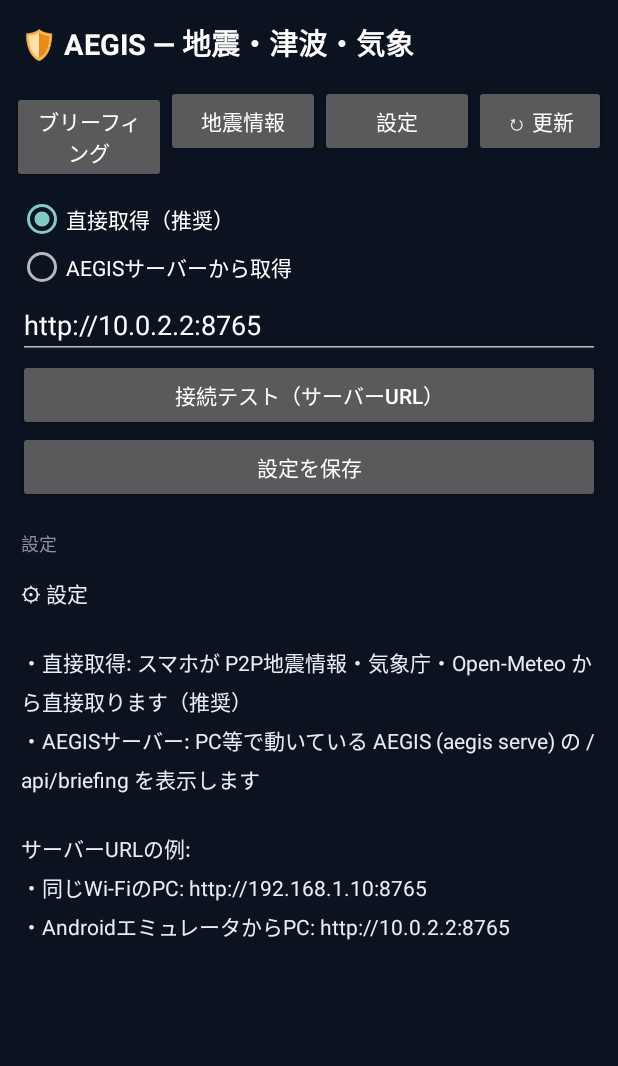
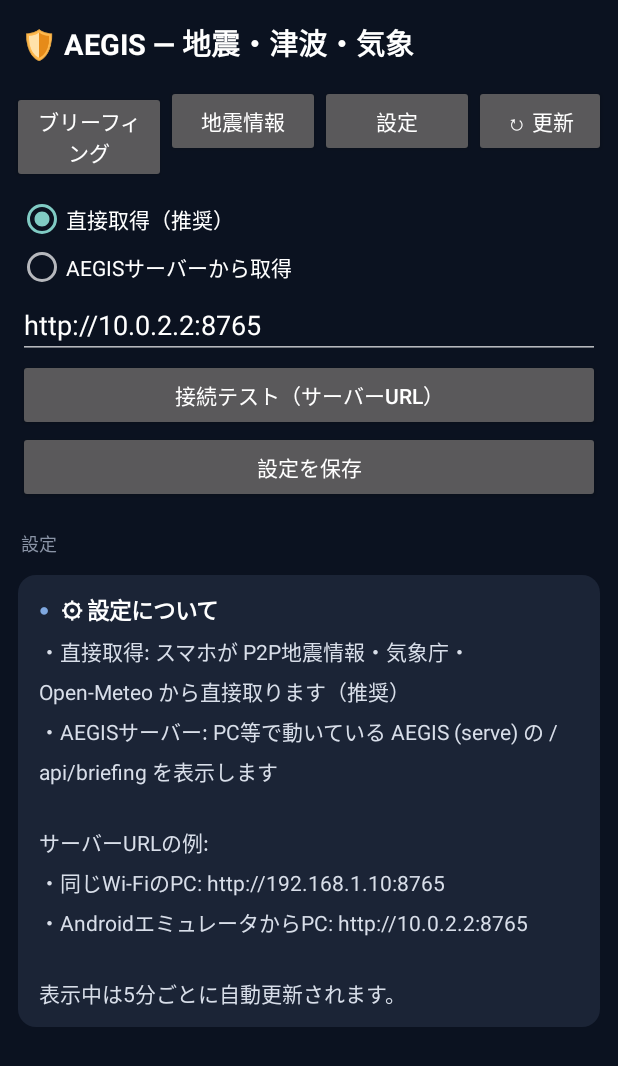
Before and after one commit to i-mabu/aegis-android, an Android app: the screen it shows after launch (MainActivity), after a tap on "設定", on a phone screen of 412 x 824 dp. Shown: the top 1066 px of the screen. Run offline under Robolectric (Android 15) with nearby library versions, the phone set to English and light mode, and no system bars.

Commit message:
feat: v1.2 デザイン刷新（カードUI・震度バッジ・エラーの日本語化・並列取得）

```diff
--- a/app/build.gradle
+++ b/app/build.gradle
@@ -10,8 +10,8 @@ android {
         applicationId 'jp.aegis.client'
         minSdk 26
         targetSdk 34
-        versionCode 2
-        versionName '1.1'
+        versionCode 3
+        versionName '1.2'
     }
 
     buildTypes {
--- a/app/src/main/AndroidManifest.xml
+++ b/app/src/main/AndroidManifest.xml
@@ -1,7 +1,7 @@
 <?xml version="1.0" encoding="utf-8"?>
 <manifest xmlns:android="http://schemas.android.com/apk/res/android"
-    android:versionCode="2"
-    android:versionName="1.1">
+    android:versionCode="3"
+    android:versionName="1.2">
 
     <uses-permission android:name="android.permission.INTERNET" />
     <uses-permission android:name="android.permission.ACCESS_NETWORK_STATE" />
--- a/app/src/main/java/jp/aegis/client/MainActivity.java
+++ b/app/src/main/java/jp/aegis/client/MainActivity.java
@@ -2,28 +2,35 @@ package jp.aegis.client;
 
 import android.app.Activity;
 import android.content.SharedPreferences;
+import android.graphics.Color;
+import android.graphics.Typeface;
+import android.graphics.drawable.GradientDrawable;
 import android.os.Bundle;
 import android.os.Handler;
 import android.os.Looper;
+import android.view.Gravity;
 import android.view.View;
 import android.widget.Button;
 import android.widget.EditText;
+import android.widget.LinearLayout;
 import android.widget.RadioGroup;
 import android.widget.TextView;
 
 import java.text.SimpleDateFormat;
+import java.util.ArrayList;
 import java.util.Date;
+import java.util.List;
 import java.util.Locale;
 import java.util.concurrent.ExecutorService;
 import java.util.concurrent.Executors;
 
-// ===== 1. MainActivity =====
+// ===== 1. MainActivity (カードUI) =====
 public class MainActivity extends Activity {
     private static final String PREFS = "aegis_prefs";
     private static final String KEY_MODE = "mode"; // direct | server
     private static final String KEY_SERVER = "server_url";
 
-    private TextView content;
+    private LinearLayout container;
     private TextView status;
     private View settingsPanel;
     private RadioGroup modeGroup;
@@ -39,12 +46,16 @@ public class MainActivity extends Activity {
         mainHandler.postDelayed(autoRefresh, 5 * 60 * 1000L);
     }
 
+    private int dp(int v) {
+        return Math.round(v * getResources().getDisplayMetrics().density);
+    }
+
     @Override
     protected void onCreate(Bundle savedInstanceState) {
         super.onCreate(savedInstanceState);
         setContentView(R.layout.activity_main);
 
-        content = findViewById(R.id.content);
+        container = findViewById(R.id.contentContainer);
         status = findViewById(R.id.status);
         settingsPanel = findViewById(R.id.settingsPanel);
         modeGroup = findViewById(R.id.modeGroup);
@@ -84,12 +95,16 @@ public class MainActivity extends Activity {
         currentTab = tab;
         if ("settings".equals(tab)) {
             settingsPanel.setVisibility(View.VISIBLE);
-            content.setText("⚙ 設定\n\n"
-                    + "・直接取得: スマホが P2P地震情報・気象庁・Open-Meteo から直接取ります（推奨）\n"
-                    + "・AEGISサーバー: PC等で動いている AEGIS (aegis serve) の /api/briefing を表示します\n\n"
-                    + "サーバーURLの例:\n"
-                    + "・同じWi-FiのPC: http://192.168.1.10:8765\n"
-                    + "・AndroidエミュレータからPC: http://10.0.2.2:8765\n");
+            List<AegisData.Section> sections = new ArrayList<>();
+            sections.add(new AegisData.Section("⚙ 設定について",
+                    "・直接取得: スマホが P2P地震情報・気象庁・Open-Meteo から直接取ります（推奨）\n"
+                            + "・AEGISサーバー: PC等で動いている AEGIS (serve) の /api/briefing を表示します\n\n"
+                            + "サーバーURLの例:\n"
+                            + "・同じWi-FiのPC: http://192.168.1.10:8765\n"
+                            + "・AndroidエミュレータからPC: http://10.0.2.2:8765\n\n"
+                            + "表示中は5分ごとに自動更新されます。",
+                    "info"));
+            render(sections, new ArrayList<>());
             status.setText("設定");
             return;
         }
@@ -103,35 +118,155 @@ public class MainActivity extends Activity {
         String server = prefs.getString(KEY_SERVER, "http://10.0.2.2:8765");
         String tab = currentTab;
         status.setText("取得中…");
-        content.setText("読み込んでいます…");
+        container.removeAllViews();
+        TextView loading = new TextView(this);
+        loading.setText("読み込んでいます…");
+        loading.setTextColor(Color.parseColor("#8A94A6"));
+        loading.setTextSize(14);
+        container.addView(loading);
         executor.execute(() -> {
-            String text;
+            List<AegisData.Section> sections = new ArrayList<>();
+            List<AegisData.Quake> quakes = new ArrayList<>();
             try {
-                if ("quakes".equals(tab)) {
-                    if ("server".equals(mode)) {
-                        text = AegisData.briefingFromServer(server);
-                    } else {
-                        text = "🛡️ 地震情報（最新15件）\n" + "=".repeat(48) + "\n"
-                                + AegisData.earthquakesText(15)
-                                + AegisData.tsunamiText();
+                if ("quakes".equals(tab) && !"server".equals(mode)) {
+                    sections.addAll(AegisData.quakesSections());
+                    quakes.addAll(AegisData.quakeItems(15));
+                    if (quakes.isEmpty()) {
+                        sections.add(new AegisData.Section("🌏 地震情報", "最近の地震情報はありません。", "ok"));
                     }
+                } else if ("server".equals(mode)) {
+                    sections.addAll(AegisData.serverSections(server));
                 } else {
-                    text = "server".equals(mode)
-                            ? AegisData.briefingFromServer(server)
-                            : AegisData.briefingDirect();
+                    sections.addAll(AegisData.briefingSections());
                 }
             } catch (Exception e) {
-                text = "取得に失敗しました: " + e.getMessage()
+                sections.clear();
+                quakes.clear();
+                String msg = "取得できませんでした：" + AegisData.friendlyError(e)
                         + "\n\n通信状態を確認してください。"
                         + ("server".equals(mode) ? "\nサーバーモードの場合は、AEGISサーバーが起動していて、URLが正しいか確認してください。" : "");
+                sections.add(new AegisData.Section("⚠ 取得エラー", msg, "warn"));
             }
-            String result = text;
+            List<AegisData.Section> resultSections = sections;
+            List<AegisData.Quake> resultQuakes = quakes;
             String now = new SimpleDateFormat("HH:mm:ss", Locale.JAPAN).format(new Date());
             mainHandler.post(() -> {
-                content.setText(result);
+                render(resultSections, resultQuakes);
                 status.setText("最終更新: " + now + "（" + ("server".equals(mode) ? "サーバー" : "直接取得") + "）");
             });
         });
+    }
+
+    // ----- カード描画 -----
+    private void render(List<AegisData.Section> sections, List<AegisData.Quake> quakes) {
+        container.removeAllViews();
+        for (AegisData.Section s : sections) container.addView(makeCard(s));
+        for (AegisData.Quake q : quakes) container.addView(makeQuakeCard(q));
+    }
+
+    private int levelColor(String level) {
+        switch (level == null ? "" : level) {
+            case "danger": return Color.parseColor("#FF6B6B");
+            case "warn": return Color.parseColor("#FFB454");
+            case "ok": return Color.parseColor("#58C184");
+            default: return Color.parseColor("#7FA8E0");
+        }
+    }
+
+    private LinearLayout.LayoutParams cardParams() {
+        LinearLayout.LayoutParams lp = new LinearLayout.LayoutParams(
+                LinearLayout.LayoutParams.MATCH_PARENT, LinearLayout.LayoutParams.WRAP_CONTENT);
+        lp.bottomMargin = dp(10);
+        return lp;
+    }
+
+    private GradientDrawable cardBackground() {
+        GradientDrawable bg = new GradientDrawable();
+        bg.setColor(Color.parseColor("#1B2436"));
+        bg.setCornerRadius(dp(12));
+        return bg;
+    }
+
+    private View makeCard(AegisData.Section s) {
+        LinearLayout card = new LinearLayout(this);
+        card.setOrientation(LinearLayout.VERTICAL);
+        card.setPadding(dp(14), dp(12), dp(14), dp(12));
+        card.setBackground(cardBackground());
+        card.setLayoutParams(cardParams());
+
+        LinearLayout titleRow = new LinearLayout(this);
+        titleRow.setOrientation(LinearLayout.HORIZONTAL);
+        titleRow.setGravity(Gravity.CENTER_VERTICAL);
+        TextView dot = new TextView(this);
+        dot.setText("●");
+        dot.setTextColor(levelColor(s.level));
+        dot.setTextSize(11);
+        dot.setPadding(0, 0, dp(8), 0);
+        TextView title = new TextView(this);
+        title.setText(s.title);
+        title.setTextColor(Color.WHITE);
+        title.setTextSize(15);
+        title.setTypeface(Typeface.DEFAULT_BOLD);
+        titleRow.addView(dot);
+        titleRow.addView(title);
+        card.addView(titleRow);
+
+        TextView body = new TextView(this);
+        body.setText(s.body);
+        body.setTextColor(Color.parseColor("#D8DEE9"));
+        body.setTextSize(14);
+        body.setLineSpacing(0, 1.3f);
+        body.setPadding(0, dp(6), 0, 0);
+        card.addView(body);
+        return card;
+    }
+
+    private View makeQuakeCard(AegisData.Quake q) {
+        LinearLayout card = new LinearLayout(this);
+        card.setOrientation(LinearLayout.HORIZONTAL);
+        card.setGravity(Gravity.CENTER_VERTICAL);
+        card.setPadding(dp(12), dp(10), dp(12), dp(10));
+        card.setBackground(cardBackground());
+        card.setLayoutParams(cardParams());
+
+        TextView badge = new TextView(this);
+        badge.setText("震度" + AegisData.scaleToStr(q.maxScale));
+        badge.setTextColor(Color.WHITE);
+        badge.setTextSize(13);
+        badge.setTypeface(Typeface.DEFAULT_BOLD);
+        badge.setGravity(Gravity.CENTER);
+        GradientDrawable badgeBg = new GradientDrawable();
+        badgeBg.setColor(scaleColor(q.maxScale));
+        badgeBg.setCornerRadius(dp(8));
+        badge.setBackground(badgeBg);
+        badge.setPadding(dp(10), dp(6), dp(10), dp(6));
+        card.addView(badge);
+
+        LinearLayout texts = new LinearLayout(this);
+        texts.setOrientation(LinearLayout.VERTICAL);
+        texts.setPadding(dp(12), 0, 0, 0);
+        TextView place = new TextView(this);
+        place.setText(q.place);
+        place.setTextColor(Color.WHITE);
+        place.setTextSize(15);
+        place.setTypeface(Typeface.DEFAULT_BOLD);
+        TextView detail = new TextView(this);
+        detail.setText(q.detail);
+        detail.setTextColor(Color.parseColor("#9AA7BD"));
+        detail.setTextSize(12);
+        detail.setPadding(0, dp(2), 0, 0);
+        texts.addView(place);
+        texts.addView(detail);
+        card.addView(texts);
+        return card;
+    }
+
+    private int scaleColor(int scale) {
+        if (scale >= 45) return Color.parseColor("#C93A3A"); // 5弱以上: 赤
+        if (scale >= 40) return Color.parseColor("#D97A2B"); // 4: オレンジ
+        if (scale >= 30) return Color.parseColor("#A8871D"); // 3: 黄土
+        if (scale >= 20) return Color.parseColor("#3E6B9E"); // 2: 青
+        return Color.parseColor("#54687F");                  // 1: グレー青
     }
 
     // 設定タブの接続テスト: 入力中のURLで /api/history を叩いて結果を表示する
@@ -146,7 +281,7 @@ public class MainActivity extends Activity {
                 String body = AegisData.fetch(url);
                 msg = "✅ 接続OK: " + url + "（応答 " + body.length() + " 文字）";
             } catch (Exception e) {
-                msg = "❌ 接続失敗: " + e.getMessage() + "（サーバー起動とURL・同一Wi-Fiを確認）";
+                msg = "❌ 接続失敗: " + AegisData.friendlyError(e) + "（サーバー起動とURL・同一Wi-Fiを確認）";
             }
             String result = msg;
             mainHandler.post(() -> status.setText(result));
--- a/app/src/main/res/layout/activity_main.xml
+++ b/app/src/main/res/layout/activity_main.xml
@@ -114,13 +114,11 @@
         android:layout_height="0dp"
         android:layout_weight="1">
 
-        <TextView
-            android:id="@+id/content"
+        <LinearLayout
+            android:id="@+id/contentContainer"
             android:layout_width="match_parent"
             android:layout_height="wrap_content"
-            android:padding="14dp"
-            android:textColor="#E6EDF3"
-            android:textSize="14sp"
-            android:lineSpacingMultiplier="1.25" />
+            android:orientation="vertical"
+            android:padding="12dp" />
     </ScrollView>
 </LinearLayout>
```
Also changed, not shown: app/src/main/java/jp/aegis/client/AegisData.java (+150 -27 lines), 1 other file.
